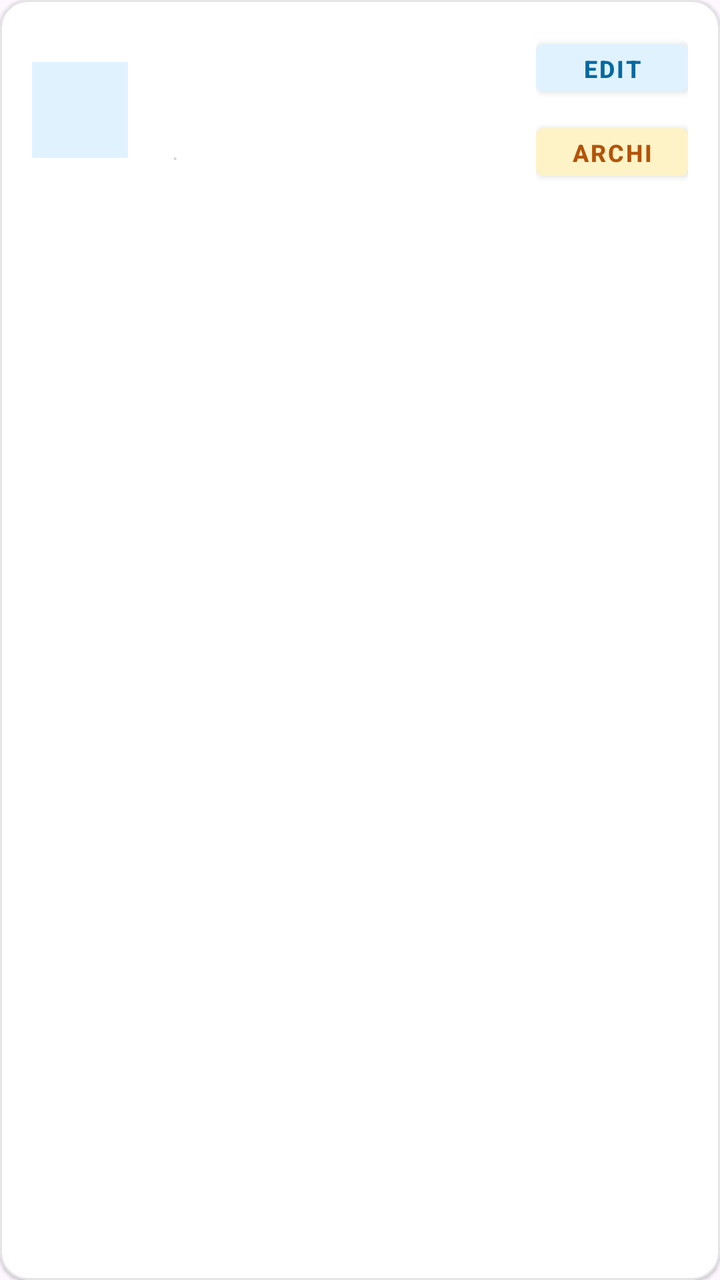
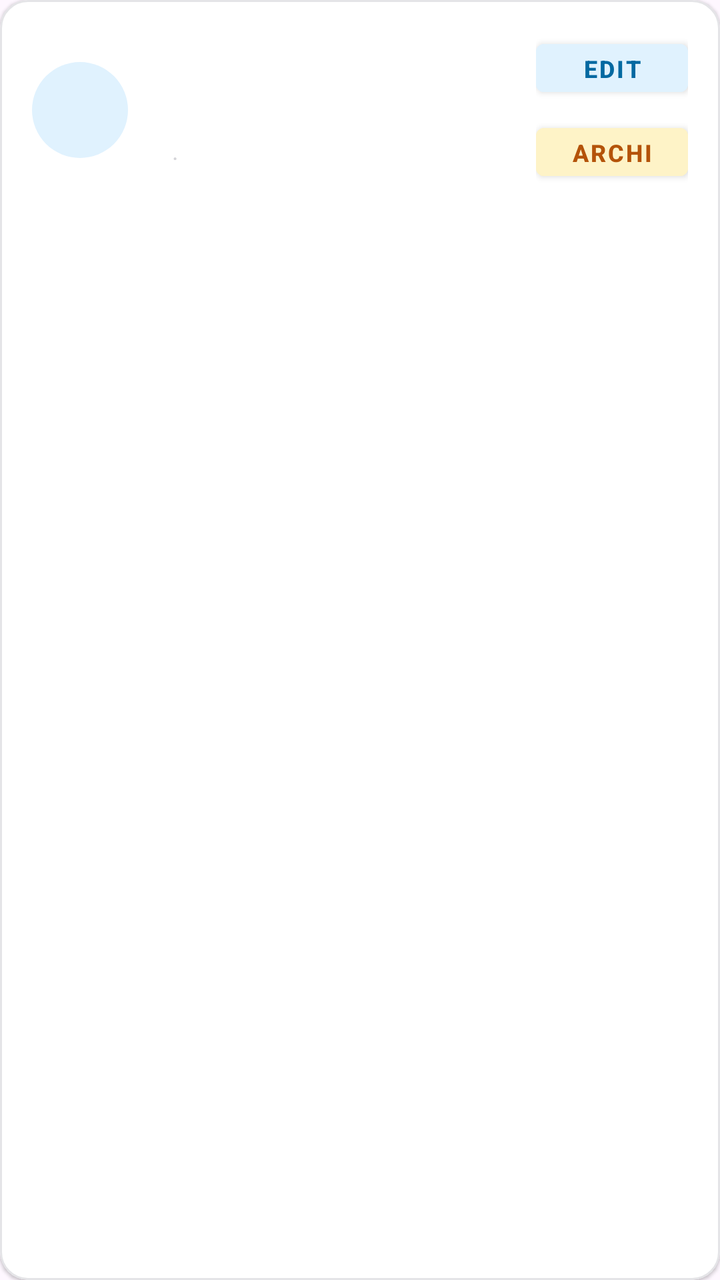

An Android layout rendered at two revisions. The XML below is the earlier revision; the diff shows what the commit changed to produce the second picture.
<!-- AndroidManifest.xml: application theme Theme.LoanBuddy -->
<!-- res/layout/item_debtor.xml -->
<?xml version="1.0" encoding="utf-8"?>
<com.google.android.material.card.MaterialCardView
    xmlns:android="http://schemas.android.com/apk/res/android"
    xmlns:app="http://schemas.android.com/apk/res-auto"
    android:layout_width="match_parent"
    android:layout_height="wrap_content"
    android:layout_marginHorizontal="16dp"
    android:layout_marginVertical="8dp"
    app:cardBackgroundColor="@color/bg_card"
    app:cardCornerRadius="14dp"
    app:cardElevation="1dp"
    app:strokeColor="@color/zinc_200"
    app:strokeWidth="1dp">

    <LinearLayout
        android:layout_width="match_parent"
        android:layout_height="wrap_content"
        android:gravity="center_vertical"
        android:orientation="horizontal"
        android:padding="16dp">

        
        <TextView
            android:id="@+id/avatar"
            android:layout_width="48dp"
            android:layout_height="48dp"
            android:background="@color/sky_100"
            android:gravity="center"
            android:textColor="@color/sky_700"
            android:textSize="18sp"
            android:textStyle="bold" />

        
        <LinearLayout
            android:layout_width="0dp"
            android:layout_height="wrap_content"
            android:layout_weight="1"
            android:layout_marginStart="14dp"
            android:orientation="vertical">

            <LinearLayout
                android:layout_width="match_parent"
                android:layout_height="wrap_content"
                android:orientation="horizontal"
                android:gravity="center_vertical">

                <TextView
                    android:id="@+id/debtor_name"
                    android:layout_width="0dp"
                    android:layout_height="wrap_content"
                    android:layout_weight="1"
                    android:textColor="@color/zinc_900"
                    android:textSize="16sp"
                    android:textStyle="bold"
                    android:maxLines="1"
                    android:ellipsize="end" />

                <TextView
                    android:id="@+id/archived_badge"
                    android:layout_width="wrap_content"
                    android:layout_height="wrap_content"
                    android:layout_marginStart="8dp"
                    android:background="@color/zinc_100"
                    android:paddingHorizontal="8dp"
                    android:paddingVertical="3dp"
                    android:text="Archived"
                    android:textColor="@color/zinc_600"
                    android:textSize="10sp"
                    android:textStyle="bold"
                    android:visibility="gone" />
            </LinearLayout>

            <TextView
                android:id="@+id/debtor_type"
                android:layout_width="wrap_content"
                android:layout_height="wrap_content"
                android:layout_marginTop="4dp"
                android:textSize="12sp"
                android:textStyle="bold"
                android:textColor="@color/zinc_600" />

            <LinearLayout
                android:layout_width="wrap_content"
                android:layout_height="wrap_content"
                android:orientation="horizontal"
                android:layout_marginTop="6dp"
                android:gravity="center_vertical">

                <TextView
                    android:id="@+id/total_owed"
                    android:layout_width="wrap_content"
                    android:layout_height="wrap_content"
                    android:textColor="@color/rose_600"
                    android:textSize="14sp"
                    android:textStyle="bold" />

                <TextView
                    android:layout_width="wrap_content"
                    android:layout_height="wrap_content"
                    android:layout_marginHorizontal="8dp"
                    android:textColor="@color/zinc_300"
                    android:textSize="12sp"
                    android:text="·" />

                <TextView
                    android:id="@+id/open_entries"
                    android:layout_width="wrap_content"
                    android:layout_height="wrap_content"
                    android:textColor="@color/zinc_500"
                    android:textSize="12sp" />
            </LinearLayout>
        </LinearLayout>

        
        <LinearLayout
            android:layout_width="wrap_content"
            android:layout_height="wrap_content"
            android:orientation="vertical"
            android:layout_marginStart="12dp"
            android:gravity="end">

            <Button
                android:id="@+id/btn_edit"
                android:layout_width="76dp"
                android:layout_height="36dp"
                android:backgroundTint="@color/sky_100"
                android:text="Edit"
                android:textColor="@color/sky_700"
                android:textSize="12sp"
                android:textStyle="bold"
                style="@style/Widget.MaterialComponents.Button" />

            <Button
                android:id="@+id/btn_archive"
                android:layout_width="76dp"
                android:layout_height="36dp"
                android:layout_marginTop="6dp"
                android:backgroundTint="@color/amber_100"
                android:text="Archive"
                android:textColor="@color/amber_700"
                android:textSize="12sp"
                android:textStyle="bold"
                style="@style/Widget.MaterialComponents.Button" />
        </LinearLayout>

    </LinearLayout>
</com.google.android.material.card.MaterialCardView>
<!-- resources referenced by this layout -->
<resources>
  <color name="amber_100">#FEF3C7</color>
  <color name="amber_700">#B45309</color>
  <color name="bg_card">#FFFFFF</color>
  <color name="rose_600">#E11D48</color>
  <color name="sky_100">#E0F2FE</color>
  <color name="sky_700">#0369A1</color>
  <color name="zinc_100">#F4F4F5</color>
  <color name="zinc_200">#E4E4E7</color>
  <color name="zinc_300">#D4D4D8</color>
  <color name="zinc_500">#71717A</color>
  <color name="zinc_600">#52525B</color>
  <color name="zinc_900">#18181B</color>
  <style name="Theme.LoanBuddy" parent="Base.Theme.LoanBuddy" />
  <style name="Base.Theme.LoanBuddy" parent="Theme.Material3.DayNight.NoActionBar">
          
          
      </style>
</resources>

<!-- the commit's change to res/layout/item_debtor.xml (unified diff, before → after) -->
@@ -24,7 +24,7 @@
             android:id="@+id/avatar"
             android:layout_width="48dp"
             android:layout_height="48dp"
-            android:background="@color/sky_100"
+            android:background="@drawable/bg_avatar_circle"
             android:gravity="center"
             android:textColor="@color/sky_700"
             android:textSize="18sp"
<!-- resource entries referenced after the edit -->
@@ -12,10 +12,12 @@
   <color name="zinc_500">#71717A</color>
   <color name="zinc_600">#52525B</color>
   <color name="zinc_900">#18181B</color>
+  <!-- drawable bg_avatar_circle (drawable) -->
+  <?xml version="1.0" encoding="utf-8"?>
+  <shape xmlns:android="http://schemas.android.com/apk/res/android" android:shape="oval">
+      <solid android:color="@color/sky_100" />
+  </shape>
   <style name="Theme.LoanBuddy" parent="Base.Theme.LoanBuddy" />
-  <style name="Base.Theme.LoanBuddy" parent="Theme.Material3.DayNight.NoActionBar">
-          
-          
-      </style>
+  <style name="Base.Theme.LoanBuddy" parent="Theme.Material3.DayNight.NoActionBar" />
 </resources>
 
